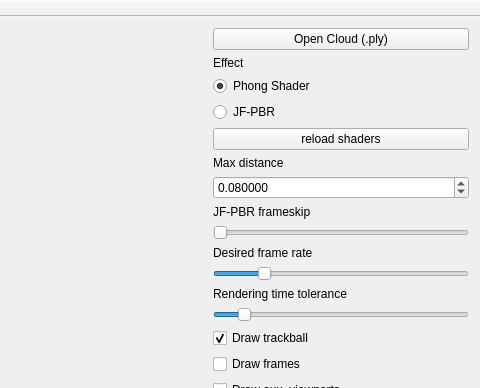
This is src/header/ui/mainwindow.ui in dsilvavinicius/OMiCroN as Qt 5 draws it before an edit; both pictures show x 427 to 907 and y 0 to 388 of the 907 by 828 pixel window. The edited form follows.
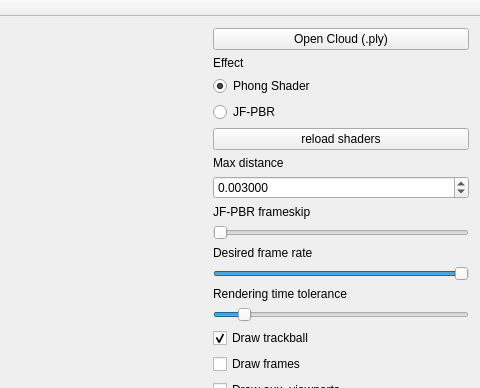
This is the edited form. Custom widgets are drawn as their Qt base class.

Commit message: Now the reconstruction is triggered when the user does not input with keyboard or mouse for 1 second. Minor changes such as values in the main window ui.

What changed in the file:
```diff
--- a/src/header/ui/mainwindow.ui
+++ b/src/header/ui/mainwindow.ui
@@ -99,7 +99,7 @@
          <double>0.001000000000000</double>
         </property>
         <property name="value">
-         <double>0.080000000000000</double>
+         <double>0.003000000000000</double>
         </property>
        </widget>
       </item>
@@ -157,7 +157,7 @@
          <number>5</number>
         </property>
         <property name="value">
-         <number>15</number>
+         <number>60</number>
         </property>
         <property name="orientation">
          <enum>Qt::Horizontal</enum>
```
The commit also changes 3 other files.
